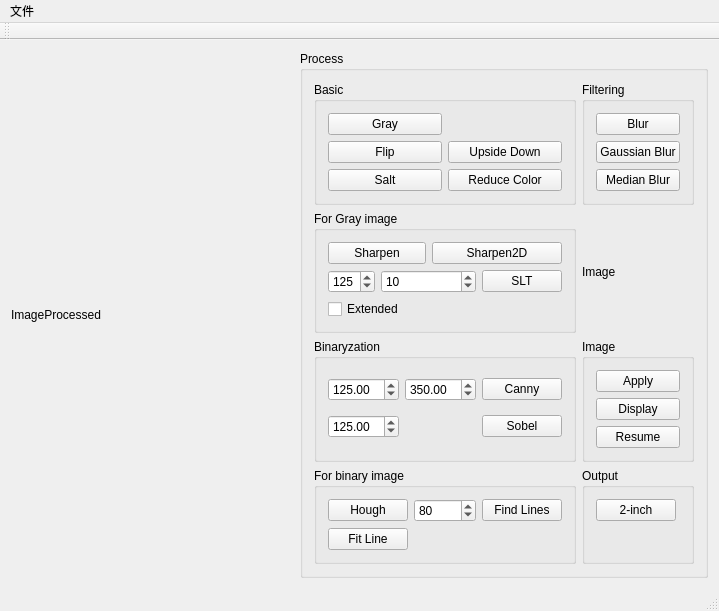
This is OpenCarVision/mainwindow.ui in baidut/ITS as Qt 5 draws it before an edit. The edited form follows.
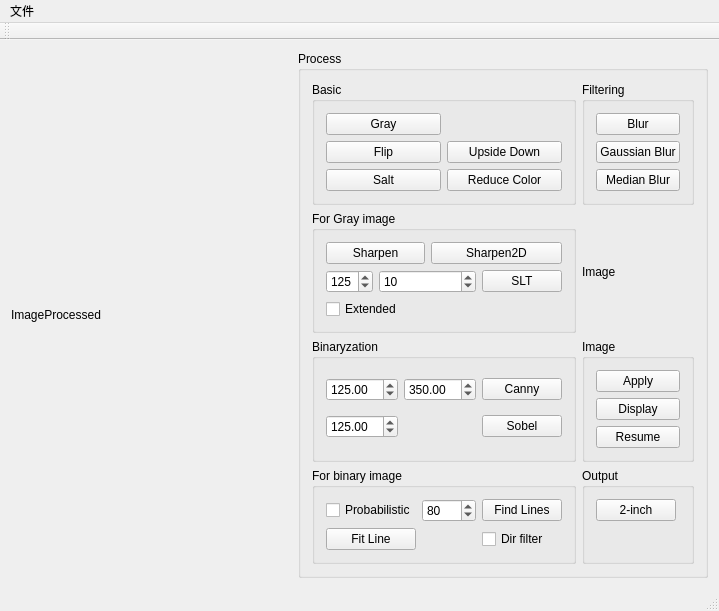
This is the edited form.

Commit message: + 可选是否采用概率Hough

What changed in the file:
```diff
--- a/OpenCarVision/mainwindow.ui
+++ b/OpenCarVision/mainwindow.ui
@@ -7,7 +7,7 @@
     <x>0</x>
     <y>0</y>
     <width>719</width>
-    <height>509</height>
+    <height>537</height>
    </rect>
   </property>
   <property name="windowTitle">
@@ -85,14 +85,17 @@
           <string>For binary image</string>
          </property>
          <layout class="QGridLayout" name="gridLayout_8">
-          <item row="1" column="0">
-           <widget class="QPushButton" name="pushButton_hough">
-            <property name="text">
-             <string>Hough</string>
+          <item row="1" column="1">
+           <widget class="QSpinBox" name="spinBox_minVote">
+            <property name="maximum">
+             <number>1000</number>
+            </property>
+            <property name="value">
+             <number>80</number>
             </property>
            </widget>
           </item>
-          <item row="1" column="2">
+          <item row="1" column="3">
            <widget class="QPushButton" name="pushButton_findLines">
             <property name="text">
              <string>Find Lines</string>
@@ -106,13 +109,17 @@
             </property>
            </widget>
           </item>
-          <item row="1" column="1">
-           <widget class="QSpinBox" name="spinBox_minVote">
-            <property name="maximum">
-             <number>1000</number>
+          <item row="1" column="0">
+           <widget class="QCheckBox" name="checkBox_probabilistic">
+            <property name="text">
+             <string>Probabilistic</string>
             </property>
-            <property name="value">
-             <number>80</number>
+           </widget>
+          </item>
+          <item row="2" column="3">
+           <widget class="QCheckBox" name="checkBox_dirFilter">
+            <property name="text">
+             <string>Dir filter</string>
             </property>
            </widget>
           </item>
```
Left out of the diff: 44 changed lines with no effect on the pictures. The commit also changes 2 other files.
